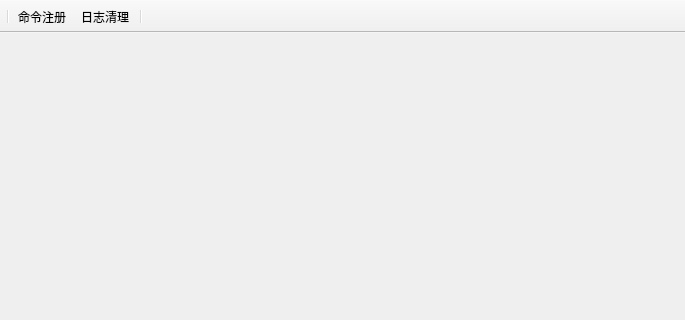
Qt form plugins/ctk_zoocmd_ui/ZooCmdUI.ui (shamozhishu/zoo) before a commit; both pictures show x 0 to 685 and y 0 to 320 of the 685 by 548 pixel window.
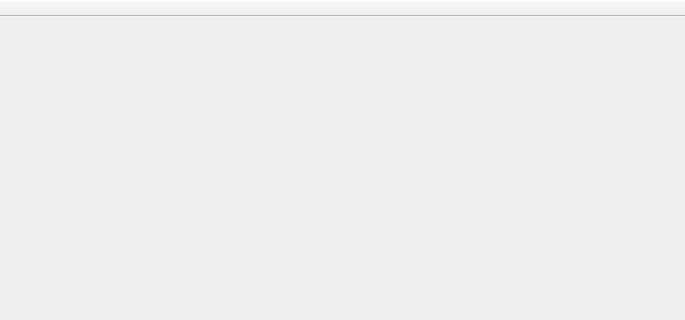
The same form after that commit. Icons and pictures are not drawn.

What changed in the file:
```diff
--- a/plugins/ctk_zoocmd_ui/ZooCmdUI.ui
+++ b/plugins/ctk_zoocmd_ui/ZooCmdUI.ui
@@ -53,36 +53,8 @@
    <attribute name="toolBarBreak">
     <bool>false</bool>
    </attribute>
-   <addaction name="separator"/>
-   <addaction name="action_setup"/>
-   <addaction name="action_clean"/>
-   <addaction name="separator"/>
   </widget>
   <widget class="QStatusBar" name="statusBar"/>
-  <action name="action_setup">
-   <property name="icon">
-    <iconset resource="zooCmdUI.qrc">
-     <normaloff>:/images/Resources/images/cmd.png</normaloff>:/images/Resources/images/cmd.png</iconset>
-   </property>
-   <property name="text">
-    <string>命令注册</string>
-   </property>
-   <property name="toolTip">
-    <string>命令注册</string>
-   </property>
-  </action>
-  <action name="action_clean">
-   <property name="icon">
-    <iconset resource="zooCmdUI.qrc">
-     <normaloff>:/images/Resources/images/clean.png</normaloff>:/images/Resources/images/clean.png</iconset>
-   </property>
-   <property name="text">
-    <string>日志清理</string>
-   </property>
-   <property name="toolTip">
-    <string>日志清理</string>
-   </property>
-  </action>
  </widget>
  <layoutdefault spacing="6" margin="11"/>
  <resources>
```
Left out of the diff: 10 changed lines with no effect on the pictures.
